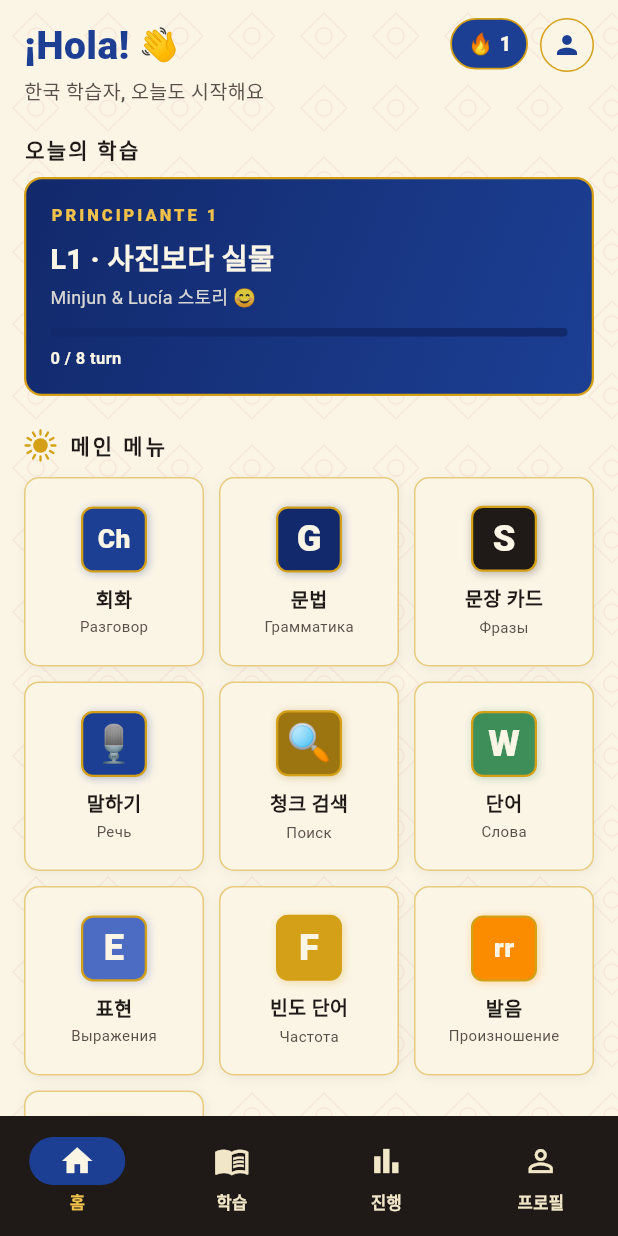
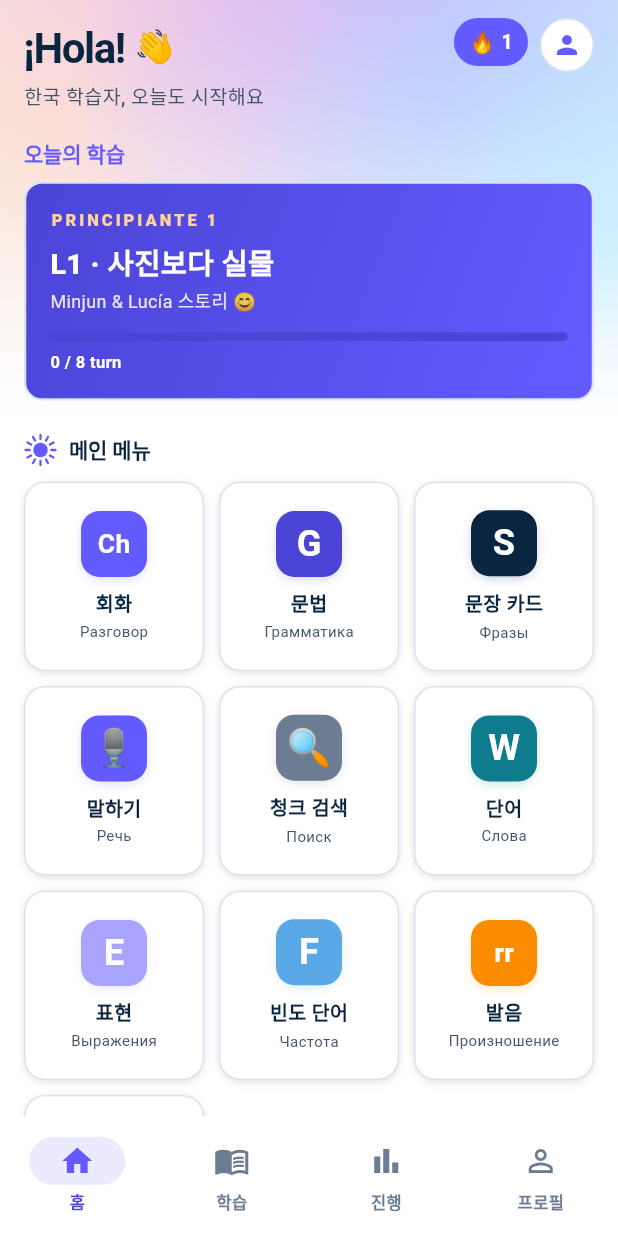
Before and after one commit to talkverselab/talkverse-ru, a Flutter app: the screen it shows after launch, on a phone screen of 412 x 824 dp. Run offline on Flutter 3.47's test engine with Material 3 defaults, Android fonts, the phone set to English and light mode, and no system bars; our stand-ins replace audioplayers, csv, drift, drift_flutter, flutter_tts, package_info_plus and 2 more; accounts and stored records are empty; generated files the repository leaves out were written again; Roboto replaces fonts that are missing (Pretendard); statements that could not run were skipped.

Commit message:
style: talkverse.uk 톤 — 앱 아이콘(메시 바탕 + 남색 Ж + 강조선) · 흰 바탕·남색 글자·인디고 포인트
- 아이콘: ~/talkverse/branding/make_icon.py (Android 레거시·라운드·적응형, iOS AppIcon)
- theme.dart: 색 이름은 그대로, 값만 사이트 토큰으로. 앱바·탭바 흰 배경, 카드 둥근 모서리, 알약 버튼
- 홈 상단 타일 무늬 → 파스텔 메시 그라데이션(MeshBackdrop), 삼색 띠 → 인디고→하늘색 강조선
- 흰 앱바에서 안 보이던 진행 막대 색 수정, 정보 강조색은 사이트 러시아어 카드색

Co-Authored-By: Claude Opus 5.5 <noreply@anthropic.com>
Claude-Session: https://claude.ai/code/session_01N9XfqVUigDXhetLyhVrf5z

```diff
--- a/lib/core/theme.dart
+++ b/lib/core/theme.dart
@@ -1,30 +1,33 @@
 import 'package:flutter/material.dart';
 
-/// Deutschland 컬러 팔레트 — 국기 Schwarz·Rot·Gold + 석회벽 백색·올리브·청색
+/// 컬러 팔레트 — talkverse.uk 톤(2026-10-26).
+///
+/// 흰 바탕 + 남색 글자 + 인디고 포인트 하나. 이름(rojo·gualda·cal…)은 키트 원본
+/// 팔레트에서 온 것이라 화면 코드가 그대로 쓰고, 값만 사이트 토큰에 맞췄다.
 class AppColors {
-  // 主色 — Rojo (국기 빨강)
-  static const Color rojo = Color(0xFF1C3F94);
-  static const Color rojoDeep = Color(0xFF12296B);
-  static const Color rojoLight = Color(0xFF4C6BC2);
+  // 주색 — 사이트 `--accent` 인디고
+  static const Color rojo = Color(0xFF635BFF);
+  static const Color rojoDeep = Color(0xFF4B44D6); // `--accent-ink`
+  static const Color rojoLight = Color(0xFFA9A4FF);
 
-  // 副色 — Gualda (국기 노랑/금)
-  static const Color gualda = Color(0xFFD4A017);
-  static const Color gualdaBright = Color(0xFFF0C14B);
-  static const Color gualdaDeep = Color(0xFF9C7410);
+  // 테두리·구분선 — `--line` 계열, 밝은 강조는 히어로 피치, 진한 쪽은 `--muted`
+  static const Color gualda = Color(0xFFDDE3EC);
+  static const Color gualdaBright = Color(0xFFFFD39B);
+  static const Color gualdaDeep = Color(0xFF6B7C93);
 
-  // Tinta (잉크, 본문 텍스트)
-  static const Color tinta = Color(0xFF1F1A17);
-  static const Color tintaLight = Color(0xFF5A4F48);
+  // 글자 — `--ink` / `--body`
+  static const Color tinta = Color(0xFF0A2540);
+  static const Color tintaLight = Color(0xFF425466);
 
-  // Cal (석회 벽, 부드러운 미색 배경)
-  static const Color cal = Color(0xFFFBF5E6);
-  static const Color calDeep = Color(0xFFF1E6C8);
+  // 바탕 — 흰색 / `--soft`
+  static const Color cal = Color(0xFFFFFFFF);
+  static const Color calDeep = Color(0xFFF6F9FC);
 
-  // Oliva (보조 강조)
-  static const Color oliva = Color(0xFF3E8E5A);
+  // 보조 강조 — 차분한 청록(완료·학습됨)
+  static const Color oliva = Color(0xFF0E7C8C);
 
-  // Mediterráneo (정보성 강조)
-  static const Color mar = Color(0xFFC8102E);
+  // 정보성 강조 — 러시아어 카드색(talkverse.uk 언어 카드 `--lc`)
+  static const Color mar = Color(0xFF5AA9E6);
 
   // 명사 성(gender) 시각화
   static const Color masc = Color(0xFF1E88E5); // el / -o
@@ -48,16 +51,16 @@ class AppTheme {
       colorScheme: ColorScheme(
         brightness: Brightness.light,
         primary: AppColors.rojo,
-        onPrimary: AppColors.cal,
+        onPrimary: Colors.white,
         primaryContainer: AppColors.rojoLight,
         onPrimaryContainer: AppColors.tinta,
-        secondary: AppColors.gualda,
-        onSecondary: AppColors.tinta,
+        secondary: AppColors.tinta,
+        onSecondary: Colors.white,
         secondaryContainer: AppColors.gualdaBright,
         onSecondaryContainer: AppColors.tinta,
         tertiary: AppColors.oliva,
         onTertiary: AppColors.cal,
-        tertiaryContainer: const Color(0xFFD6E4B0),
+        tertiaryContainer: const Color(0xFFCDEFF2),
         onTertiaryContainer: AppColors.tinta,
         error: const Color(0xFFB00020),
         onError: Colors.white,
@@ -66,40 +69,72 @@ class AppTheme {
         surfaceContainerHighest: AppColors.calDeep,
         onSurfaceVariant: AppColors.tintaLight,
         outline: AppColors.gualdaDeep,
-        outlineVariant: const Color(0xFFDCCDA4),
+        outlineVariant: AppColors.gualda,
       ),
       scaffoldBackgroundColor: AppColors.cal,
       fontFamily: 'Pretendard',
     );
 
     return base.copyWith(
+      textTheme: base.textTheme.apply(
+        bodyColor: AppColors.tintaLight,
+        displayColor: AppColors.tinta,
+      ),
       appBarTheme: const AppBarTheme(
         centerTitle: true,
         elevation: 0,
-        backgroundColor: AppColors.rojo,
-        foregroundColor: AppColors.cal,
+        scrolledUnderElevation: 0,
+        backgroundColor: AppColors.cal,
+        surfaceTintColor: Colors.transparent,
+        foregroundColor: AppColors.tinta,
+        shape: Border(bottom: BorderSide(color: AppColors.gualda, width: 1)),
         titleTextStyle: TextStyle(
-          color: AppColors.cal,
-          fontSize: 18,
-          fontWeight: FontWeight.w700,
-          letterSpacing: 1.2,
+          color: AppColors.tinta,
+          fontSize: 17,
+          fontWeight: FontWeight.w600,
+          letterSpacing: -0.2,
         ),
       ),
       cardTheme: CardThemeData(
         elevation: 0,
         color: AppColors.cal,
+        surfaceTintColor: Colors.transparent,
         shape: RoundedRectangleBorder(
-          borderRadius: BorderRadius.circular(8),
-          side: const BorderSide(color: AppColors.gualda, width: 0.8),
+          borderRadius: BorderRadius.circular(14),
+          side: const BorderSide(color: AppColors.gualda, width: 1),
+        ),
+      ),
+      filledButtonTheme: FilledButtonThemeData(
+        style: FilledButton.styleFrom(
+          backgroundColor: AppColors.rojo,
+          foregroundColor: Colors.white,
+          shape: const StadiumBorder(),
+          textStyle: const TextStyle(fontWeight: FontWeight.w600),
+        ),
+      ),
+      elevatedButtonTheme: ElevatedButtonThemeData(
+        style: ElevatedButton.styleFrom(
+          backgroundColor: AppColors.rojo,
+          foregroundColor: Colors.white,
+          elevation: 0,
+          shape: const StadiumBorder(),
+        ),
+      ),
+      outlinedButtonTheme: OutlinedButtonThemeData(
+        style: OutlinedButton.styleFrom(
+          foregroundColor: AppColors.tinta,
+          side: const BorderSide(color: AppColors.gualda),
+          shape: const StadiumBorder(),
         ),
       ),
       navigationBarTheme: NavigationBarThemeData(
-        backgroundColor: AppColors.tinta,
-        indicatorColor: AppColors.rojo,
+        backgroundColor: AppColors.cal,
+        surfaceTintColor: Colors.transparent,
+        indicatorColor: const Color(0xFFECEAFF),
         labelTextStyle: WidgetStateProperty.resolveWith((states) {
           final selected = states.contains(WidgetState.selected);
           return TextStyle(
-            color: selected ? AppColors.gualdaBright : AppColors.calDeep,
+            color: selected ? AppColors.rojoDeep : AppColors.gualdaDeep,
             fontSize: 11,
             fontWeight: FontWeight.w600,
           );
@@ -107,7 +142,7 @@ class AppTheme {
         iconTheme: WidgetStateProperty.resolveWith((states) {
           final selected = states.contains(WidgetState.selected);
           return IconThemeData(
-            color: selected ? AppColors.cal : AppColors.calDeep,
+            color: selected ? AppColors.rojo : AppColors.gualdaDeep,
             size: 24,
           );
         }),
@@ -118,10 +153,11 @@ class AppTheme {
         side: const BorderSide(color: AppColors.gualda),
         selectedColor: AppColors.rojo,
         secondaryLabelStyle: const TextStyle(color: AppColors.cal),
+        shape: const StadiumBorder(),
       ),
       dividerTheme: const DividerThemeData(
         color: AppColors.gualda,
-        thickness: 0.5,
+        thickness: 1,
       ),
       listTileTheme: const ListTileThemeData(
         iconColor: AppColors.rojo,
--- a/lib/screens/episode_screen.dart
+++ b/lib/screens/episode_screen.dart
@@ -183,8 +183,8 @@ class _EpisodeScreenState extends State<EpisodeScreen> {
           preferredSize: const Size.fromHeight(4),
           child: LinearProgressIndicator(
             value: total == 0 ? 0 : done / total,
-            backgroundColor: AppColors.rojoDeep,
-            color: AppColors.gualda,
+            backgroundColor: AppColors.gualda,
+            color: AppColors.rojo,
             minHeight: 4,
           ),
         ),
--- a/lib/screens/main_screen.dart
+++ b/lib/screens/main_screen.dart
@@ -62,7 +62,7 @@ class HomeScreen extends StatelessWidget {
       backgroundColor: AppColors.cal,
       body: Stack(
         children: [
-          const Positioned.fill(child: AzulejoPattern(opacity: 0.06)),
+          const Positioned(top: 0, left: 0, right: 0, height: 280, child: MeshBackdrop()),
           SafeArea(
             child: ListView(
               padding: const EdgeInsets.symmetric(horizontal: 16, vertical: 12),
@@ -79,9 +79,10 @@ class HomeScreen extends StatelessWidget {
                               Text(
                                 '¡Hola!',
                                 style: TextStyle(
-                                  fontSize: 26,
-                                  fontWeight: FontWeight.w900,
-                                  color: AppColors.rojo,
+                                  fontSize: 28,
+                                  fontWeight: FontWeight.w700,
+                                  color: AppColors.tinta,
+                                  letterSpacing: -1,
                                 ),
                               ),
                               SizedBox(width: 6),
@@ -119,9 +120,9 @@ class HomeScreen extends StatelessWidget {
                   tr('오늘의 학습'),
                   style: TextStyle(
                     fontSize: 14,
-                    fontWeight: FontWeight.w800,
-                    color: AppColors.tinta,
-                    letterSpacing: 1.5,
+                    fontWeight: FontWeight.w600,
+                    color: AppColors.rojo,
+                    letterSpacing: -0.1,
                   ),
                 ),
                 const SizedBox(height: 8),
@@ -135,9 +136,9 @@ class HomeScreen extends StatelessWidget {
                       tr('메인 메뉴'),
                       style: TextStyle(
                         fontSize: 14,
-                        fontWeight: FontWeight.w800,
+                        fontWeight: FontWeight.w600,
                         color: AppColors.tinta,
-                        letterSpacing: 2,
+                        letterSpacing: -0.1,
                       ),
                     ),
                   ],
@@ -269,7 +270,7 @@ class _TodayMissionState extends State<_TodayMission> {
                 value: ratio,
                 minHeight: 6,
                 backgroundColor: AppColors.rojoDeep,
-                color: AppColors.gualda,
+                color: Colors.white,
               ),
             ),
             const SizedBox(height: 6),
@@ -304,7 +305,7 @@ class _MenuGrid extends StatelessWidget {
         builder: (_) => TopicVocabScreen(
             title: tr('주제별 표현'),
             asset: 'assets/data/vocab/travel_expressions.json')),
-      _MenuItem(label: tr('빈도 단어'), sub: 'Частота', badge: 'F', color: AppColors.gualda,
+      _MenuItem(label: tr('빈도 단어'), sub: 'Частота', badge: 'F', color: AppColors.mar,
         builder: (_) => const WordFreqScreen()),
       _MenuItem(label: tr('발음'), sub: 'Произношение', badge: 'rr', color: AppColors.er,
         builder: (_) => _ComingSoon(title: tr('발음 (rr · ñ · 강세)'))),
@@ -350,18 +351,15 @@ class _MenuTile extends StatelessWidget {
   Widget build(BuildContext context) {
     return InkWell(
       onTap: () => Navigator.push(context, MaterialPageRoute(builder: item.builder)),
-      borderRadius: BorderRadius.circular(10),
+      borderRadius: BorderRadius.circular(14),
       child: Container(
         decoration: BoxDecoration(
           color: AppColors.cal,
-          borderRadius: BorderRadius.circular(10),
-          border: Border.all(color: AppColors.gualda.withValues(alpha: 0.5)),
-          boxShadow: [
-            BoxShadow(
-              color: AppColors.tinta.withValues(alpha: 0.06),
-              blurRadius: 6,
-              offset: const Offset(1, 2),
-            ),
+          borderRadius: BorderRadius.circular(14),
+          border: Border.all(color: AppColors.gualda),
+          boxShadow: const [
+            BoxShadow(color: Color(0x1A32325D), blurRadius: 5, offset: Offset(0, 2), spreadRadius: -1),
+            BoxShadow(color: Color(0x14000000), blurRadius: 3, offset: Offset(0, 1), spreadRadius: -1),
           ],
         ),
         child: Padding(
--- a/lib/widgets/spanish_decor.dart
+++ b/lib/widgets/spanish_decor.dart
@@ -27,13 +27,13 @@ class TileBadge extends StatelessWidget {
       height: size,
       decoration: BoxDecoration(
         color: c,
-        borderRadius: BorderRadius.circular(size * 0.18),
-        border: Border.all(color: AppColors.gualda, width: 1.5),
+        borderRadius: BorderRadius.circular(size * 0.28),
         boxShadow: [
           BoxShadow(
-            color: c.withValues(alpha: 0.3),
-            blurRadius: 4,
-            offset: const Offset(1, 1),
+            color: c.withValues(alpha: 0.25),
+            blurRadius: 6,
+            offset: const Offset(0, 2),
+            spreadRadius: -1,
           ),
         ],
       ),
@@ -47,7 +47,7 @@ class TileBadge extends StatelessWidget {
             style: TextStyle(
               color: AppColors.cal,
               fontSize: fontSize,
-              fontWeight: FontWeight.w900,
+              fontWeight: FontWeight.w700,
               height: 1,
             ),
           ),
@@ -85,20 +85,19 @@ class BandPanel extends StatelessWidget {
   }
 }
 
-/// 국기 삼색 띠 구분선 (rojo·gualda·rojo).
+/// 구분 강조선 — 사이트 강조 그라데이션(인디고 → 하늘색).
 class BandDivider extends StatelessWidget {
   final double height;
   const BandDivider({super.key, this.height = 6});
 
   @override
   Widget build(BuildContext context) {
-    return Column(
-      mainAxisSize: MainAxisSize.min,
-      children: [
-        Container(height: height / 4, color: AppColors.rojo),
-        Container(height: height / 2, color: AppColors.gualda),
-        Container(height: height / 4, color: AppColors.rojo),
-      ],
+    return Container(
+      height: math.max(2, height / 2),
+      decoration: BoxDecoration(
+        borderRadius: BorderRadius.circular(height),
+        gradient: const LinearGradient(colors: [Color(0xFF635BFF), Color(0xFF00B3FF)]),
+      ),
     );
   }
 }
@@ -164,7 +163,6 @@ class StreakChip extends StatelessWidget {
       decoration: BoxDecoration(
         color: AppColors.rojo,
         borderRadius: BorderRadius.circular(20),
-        border: Border.all(color: AppColors.gualda, width: 1.2),
       ),
       child: Row(
         mainAxisSize: MainAxisSize.min,
@@ -175,7 +173,7 @@ class StreakChip extends StatelessWidget {
             '$days',
             style: const TextStyle(
               color: AppColors.cal,
-              fontWeight: FontWeight.w900,
+              fontWeight: FontWeight.w700,
               fontSize: 13,
             ),
           ),
@@ -195,7 +193,7 @@ class SolMark extends StatelessWidget {
   Widget build(BuildContext context) {
     return CustomPaint(
       size: Size.square(size),
-      painter: _SolPainter(color ?? AppColors.gualda),
+      painter: _SolPainter(color ?? AppColors.rojo),
     );
   }
 }
@@ -227,3 +225,48 @@ class _SolPainter extends CustomPainter {
   @override
   bool shouldRepaint(covariant _SolPainter old) => old.color != color;
 }
+
+/// 파스텔 메시 그라데이션 — talkverse.uk 히어로 배경을 옮긴 것. 홈 상단에만 쓴다.
+class MeshBackdrop extends StatelessWidget {
+  const MeshBackdrop({super.key});
+
+  static const _blobs = <(Alignment, Color)>[
+    (Alignment(-0.8, -0.3), Color(0xFFFFD39B)),
+    (Alignment(-0.2, -0.9), Color(0xFFF5B8E6)),
+    (Alignment(0.45, -0.5), Color(0xFFA9A4FF)),
+    (Alignment(0.95, 0.2), Color(0xFF8FE3FF)),
+  ];
+
+  @override
+  Widget build(BuildContext context) {
+    return IgnorePointer(
+      child: Stack(
+        fit: StackFit.expand,
+        children: [
+          const ColoredBox(color: Color(0xFFECEAFF)),
+          for (final (align, color) in _blobs)
+            DecoratedBox(
+              decoration: BoxDecoration(
+                gradient: RadialGradient(
+                  center: align,
+                  radius: 0.9,
+                  colors: [color.withValues(alpha: 0.85), color.withValues(alpha: 0)],
+                ),
+              ),
+            ),
+          // 아래로 갈수록 흰 바탕에 녹아들게
+          const DecoratedBox(
+            decoration: BoxDecoration(
+              gradient: LinearGradient(
+                begin: Alignment.topCenter,
+                end: Alignment.bottomCenter,
+                colors: [Color(0x26FFFFFF), Color(0x8CFFFFFF), Colors.white],
+                stops: [0, 0.6, 1],
+              ),
+            ),
+          ),
+        ],
+      ),
+    );
+  }
+}
```
Also changed, not shown: 37 other files.
